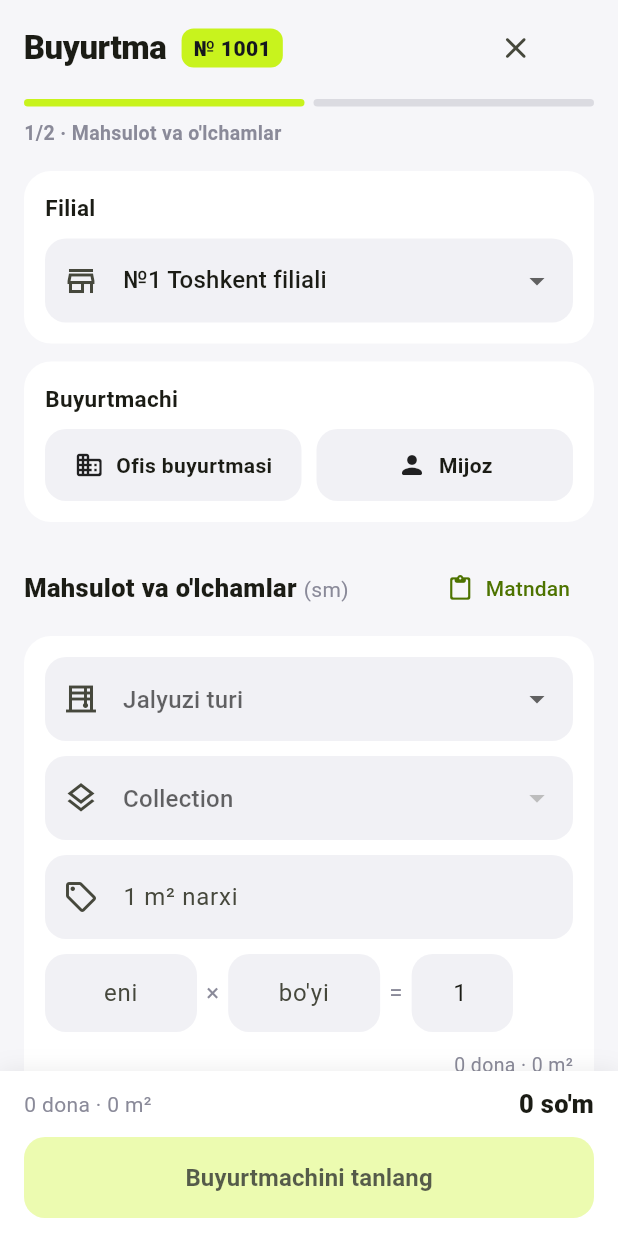
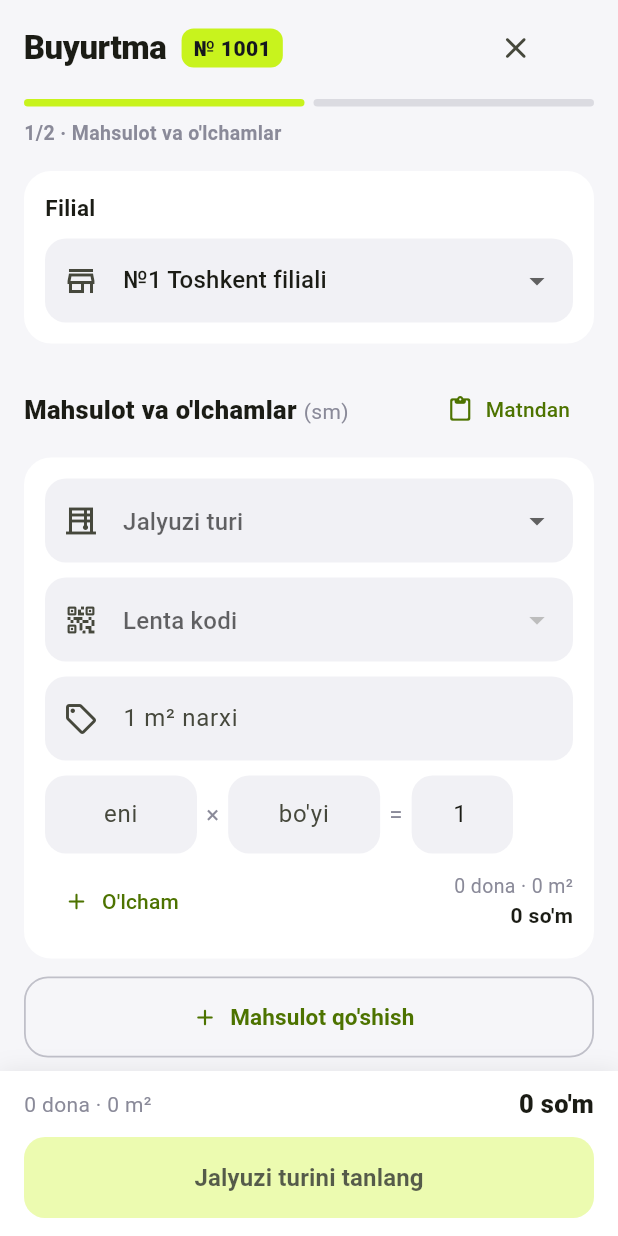
Before and after one commit to rkmshdj5rz-blip/Jalyuzichi, a Flutter app: the NewOrderScreen screen opened directly, on a phone screen of 412 x 824 dp. Run offline on Flutter 3.47's test engine with Material 3 defaults, Android fonts, the phone set to English and light mode, and no system bars; our stand-ins replace image_picker, share_plus, shared_preferences, web; missing offline and left inert: dart:js_interop, gal; accounts and stored records are empty.

Commit message:
Ofis buyurtmasi olib tashlandi, Collection o'rniga Lenta kodi
Co-Authored-By: Claude Opus 5.5 (1M context) <noreply@anthropic.com>
Claude-Session: https://claude.ai/code/session_01Tv7xciDPEZaLaoZD9Skyvp

```diff
--- a/lib/data/products.dart
+++ b/lib/data/products.dart
@@ -15,7 +15,7 @@ class Product {
   /// Jalyuzi turi, masalan "Kombo".
   String type;
 
-  /// Collection (mato yoki model), masalan "Collection-1".
+  /// Lenta kodi, masalan "L-101".
   String collection;
 
   /// 1 m² narxi, so'mda.
@@ -40,7 +40,7 @@ List<Product> defaultProducts() => [
         Product(
           id: 'p${i + 1}',
           type: productTypes[i],
-          collection: 'Standart',
+          collection: 'L-${101 + i}',
           price: defaultPrices[productTypes[i]] ?? 0,
         ),
     ];
--- a/lib/data/sample_orders.dart
+++ b/lib/data/sample_orders.dart
@@ -60,7 +60,9 @@ List<Order> sampleOrders(DateTime now, int firstNumber) {
     Order(
       number: n++,
       branch: defaultBranchNames[2],
-      customerType: CustomerType.office,
+      customerType: CustomerType.client,
+      customerName: 'Nodira Yusupova',
+      customerPhone: '+998 93 555 12 34',
       createdAt: day(-12),
       installDate: day(-6),
       installedAt: day(-6),
--- a/lib/screens/new_order_screen.dart
+++ b/lib/screens/new_order_screen.dart
@@ -24,7 +24,8 @@ class NewOrderScreen extends StatefulWidget {
 class _NewOrderScreenState extends State<NewOrderScreen> {
   int _step = 0;
   String _branch = '';
-  CustomerType? _customerType;
+  // Buyurtma doim mijozniki; eski "ofis" buyurtmalar tahrirda o'zgarmaydi.
+  CustomerType _customerType = CustomerType.client;
   final List<OrderItem> _items = [OrderItem()];
 
   final _name = TextEditingController();
@@ -93,7 +94,6 @@ class _NewOrderScreenState extends State<NewOrderScreen> {
 
   String? get _step1Problem {
     if (_branch.isEmpty) return 'Filialni tanlang';
-    if (_customerType == null) return 'Buyurtmachini tanlang';
     if (_items.any((i) => i.type == null)) return 'Jalyuzi turini tanlang';
     if (_items.any((i) => i.validSizes.isEmpty)) {
       return "Har bir mahsulotga kamida bitta o'lcham kiriting";
@@ -124,7 +124,7 @@ class _NewOrderScreenState extends State<NewOrderScreen> {
     final order = Order(
       number: e?.number ?? state.nextOrderNumber,
       branch: _branch,
-      customerType: _customerType!,
+      customerType: _customerType,
       items: _items,
       createdAt: e?.createdAt ?? now,
       customerName: _name.text.trim(),
@@ -286,27 +286,6 @@ class _NewOrderScreenState extends State<NewOrderScreen> {
               DropdownMenuItem(value: b, child: Text(b)),
           ],
           onChanged: (v) => setState(() => _branch = v!),
-        ),
-      ),
-      const SizedBox(height: 12),
-      _Section(
-        title: 'Buyurtmachi',
-        child: Row(
-          children: [
-            for (final t in CustomerType.values) ...[
-              Expanded(
-                child: _Choice(
-                  label: t.label,
-                  icon: t == CustomerType.office
-                      ? Icons.business_rounded
-                      : Icons.person_rounded,
-                  selected: _customerType == t,
-                  onTap: () => setState(() => _customerType = t),
-                ),
-              ),
-              if (t != CustomerType.values.last) const SizedBox(width: 10),
-            ],
-          ],
         ),
       ),
       const SizedBox(height: 20),
@@ -507,7 +486,6 @@ class _NewOrderScreenState extends State<NewOrderScreen> {
         child: Column(
           children: [
             _kv('Filial', _branch),
-            _kv('Buyurtmachi', _customerType!.label),
             for (final i in _items)
               _kv(i.model.isEmpty ? i.type ?? '' : '${i.type} · ${i.model}',
                   "${i.sizeCount} dona · ${formatArea(i.area)} m²"),
@@ -656,51 +634,6 @@ class _Section extends StatelessWidget {
   }
 }
 
-class _Choice extends StatelessWidget {
-  const _Choice({
-    required this.label,
-    required this.icon,
-    required this.selected,
-    required this.onTap,
-  });
-
-  final String label;
-  final IconData icon;
-  final bool selected;
-  final VoidCallback onTap;
-
-  @override
-  Widget build(BuildContext context) {
-    final fill = Theme.of(context).inputDecorationTheme.fillColor;
-    return Material(
-      color: selected ? AppColors.brand : fill,
-      borderRadius: BorderRadius.circular(14),
-      child: InkWell(
-        borderRadius: BorderRadius.circular(14),
-        onTap: onTap,
-        child: Padding(
-          padding: const EdgeInsets.symmetric(vertical: 14, horizontal: 10),
-          child: Row(
-            mainAxisAlignment: MainAxisAlignment.center,
-            children: [
-              Icon(icon,
-                  size: 20, color: selected ? AppColors.onBrand : null),
-              const SizedBox(width: 8),
-              Flexible(
-                child: Text(label,
-                    overflow: TextOverflow.ellipsis,
-                    style: TextStyle(
-                        fontWeight: FontWeight.w600,
-                        color: selected ? AppColors.onBrand : null)),
-              ),
-            ],
-          ),
-        ),
-      ),
-    );
-  }
-}
-
 class _ItemCard extends StatefulWidget {
   const _ItemCard({
     super.key,
@@ -742,7 +675,7 @@ class _ItemCardState extends State<_ItemCard> {
   void _setType(String? type) {
     if (type == item.type) return;
     item.type = type;
-    // Turda bitta collection bo'lsa, o'zi tanlanadi.
+    // Turda bitta lenta bo'lsa, o'zi tanlanadi.
     final list = _ofType(type);
     if (list.length == 1) {
       item.model = list.single.collection;
@@ -814,8 +747,8 @@ class _ItemCardState extends State<_ItemCard> {
                     isExpanded: true,
                     borderRadius: BorderRadius.circular(14),
                     decoration: const InputDecoration(
-                      hintText: 'Collection',
-                      prefixIcon: Icon(Icons.layers_outlined),
+                      hintText: 'Lenta kodi',
+                      prefixIcon: Icon(Icons.qr_code_2_rounded),
                     ),
                     items: [
                       for (final c in collections)
--- a/lib/screens/orders_screen.dart
+++ b/lib/screens/orders_screen.dart
@@ -1008,7 +1008,7 @@ class OrderDetailScreen extends StatelessWidget {
               child: Column(
                 children: [
                   row('Filial', order.branch),
-                  row('Buyurtmachi', order.customerLabel),
+                  row('Mijoz', order.customerLabel),
                   if (order.customerPhone.isNotEmpty)
                     row('Telefon', order.customerPhone),
                   if (order.address.isNotEmpty) row('Manzil', order.address),
--- a/lib/screens/prices_screen.dart
+++ b/lib/screens/prices_screen.dart
@@ -8,7 +8,7 @@ import '../widgets/money_field.dart';
 
 const _red = Color(0xFFE5484D);
 
-/// Narxlar: mahsulot qo'shish (tur, collection, 1 m² narxi) va katalog.
+/// Narxlar: mahsulot qo'shish (tur, lenta kodi, 1 m² narxi) va katalog.
 /// Yangi buyurtmada narx shu yerdan avtomatik qo'yiladi.
 class PricesScreen extends StatelessWidget {
   const PricesScreen({super.key});
@@ -23,7 +23,7 @@ class PricesScreen extends StatelessWidget {
       child: ListView(
         padding: const EdgeInsets.fromLTRB(16, 12, 16, 24),
         children: [
-          const Text('Narxlar',
+          const Text('Mahsulotlar narxlari',
               style: TextStyle(
                   fontSize: 26, fontWeight: FontWeight.w800, letterSpacing: -0.4)),
           const SizedBox(height: 4),
@@ -122,7 +122,7 @@ class _AddProductState extends State<_AddProduct> {
 
   String? get _problem {
     if (_type.text.trim().isEmpty) return 'Jalyuzi turini yozing';
-    if (_collection.text.trim().isEmpty) return 'Collectionni yozing';
+    if (_collection.text.trim().isEmpty) return 'Lenta kodini yozing';
     if (parseMoney(_price.text) <= 0) return 'Narxini yozing';
     return null;
   }
@@ -154,7 +154,7 @@ class _AddProductState extends State<_AddProduct> {
       messenger.showSnackBar(
           SnackBar(content: Text("${p.label} qo'shildi")));
     }
-    // Tur qoladi: bir turga bir nechta collection ketma-ket qo'shiladi.
+    // Tur qoladi: bir turga bir nechta lenta ketma-ket qo'shiladi.
     _collection.clear();
     _price.clear();
     setState(() {});
@@ -223,8 +223,8 @@ class _AddProductState extends State<_AddProduct> {
               ),
             ],
             const SizedBox(height: 10),
-            _field(_collection, 'Collection', 'Masalan: Collection-1',
-                Icons.layers_outlined),
+            _field(_collection, 'Lenta kodi', 'Masalan: L-101',
+                Icons.qr_code_2_rounded),
             const SizedBox(height: 10),
             MoneyField(
               controller: _price,
@@ -342,7 +342,7 @@ class _EditDialogState extends State<_EditDialog> {
             const SizedBox(height: 10),
             TextField(
               controller: _collection,
-              decoration: const InputDecoration(labelText: 'Collection'),
+              decoration: const InputDecoration(labelText: 'Lenta kodi'),
             ),
             const SizedBox(height: 10),
             MoneyField(
```
Also changed, not shown: 3 other files.
